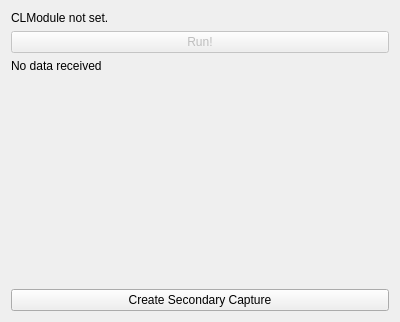
This is Plugins/org.commontk.dah.cmdlinemoduleapp/ctkCommandLineModuleAppWidget.ui in commontk/CTK as Qt 5 draws it before an edit. The edited form follows.
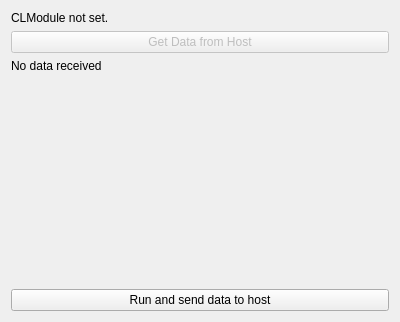
This is the edited form.

The edit to the form file:
```diff
--- a/Plugins/org.commontk.dah.cmdlinemoduleapp/ctkCommandLineModuleAppWidget.ui
+++ b/Plugins/org.commontk.dah.cmdlinemoduleapp/ctkCommandLineModuleAppWidget.ui
@@ -27,7 +27,7 @@
       <bool>false</bool>
      </property>
      <property name="text">
-      <string>Run!</string>
+      <string>Get Data from Host</string>
      </property>
     </widget>
    </item>
@@ -79,7 +79,7 @@
    <item>
     <widget class="QPushButton" name="CreateSecondaryCaptureButton">
      <property name="text">
-      <string>Create Secondary Capture</string>
+      <string>Run and send data to host</string>
      </property>
     </widget>
    </item>
```
